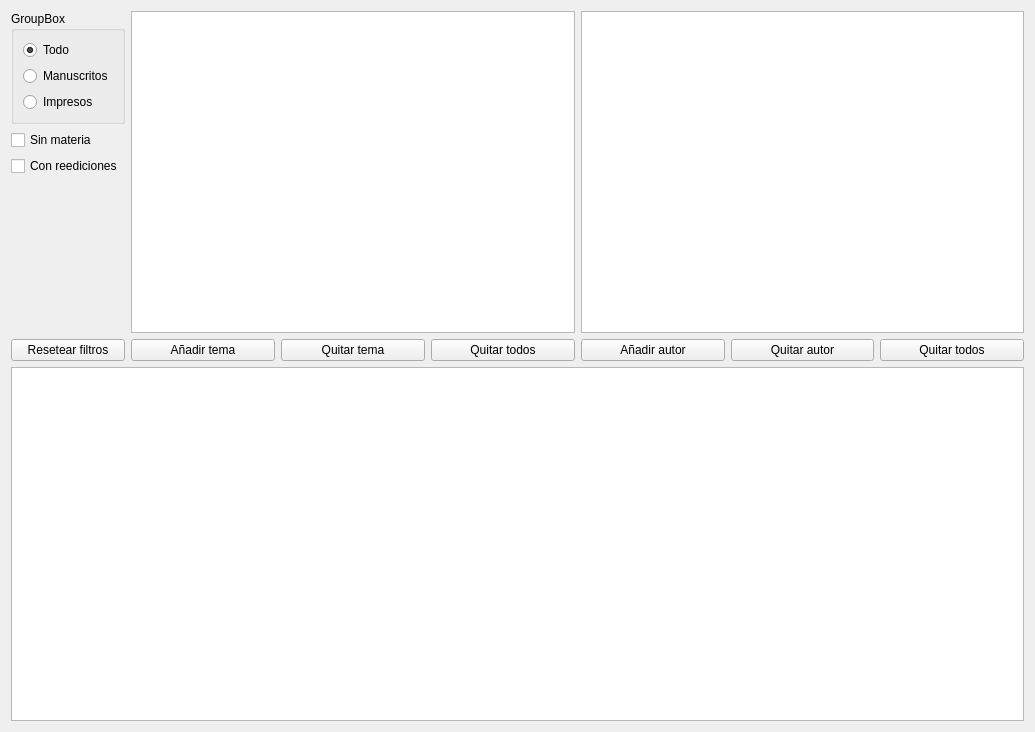
This is gui/dlggestionobras.ui in rogorido/qtpredicadores as Qt 5 draws it before an edit. The edited form follows.
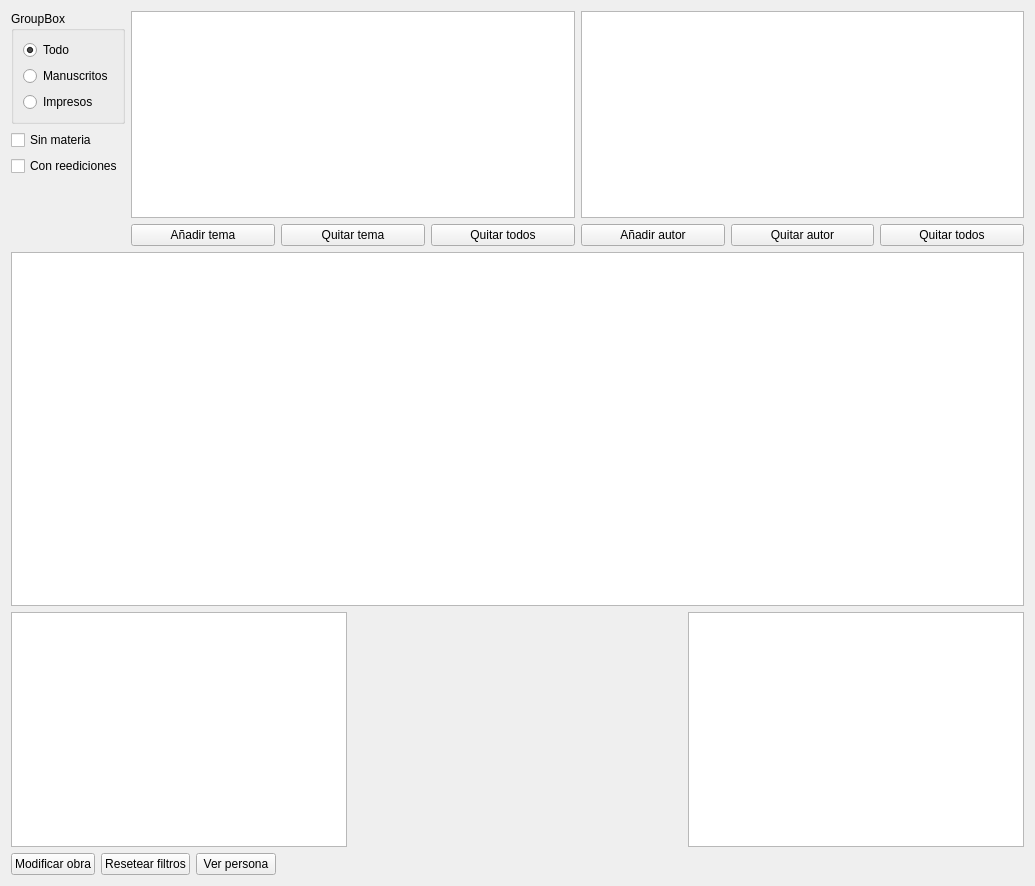
This is the edited form.

Commit message: Ver detalles en dlgGestionObras

Diff of the .ui file:
```diff
--- a/gui/dlggestionobras.ui
+++ b/gui/dlggestionobras.ui
@@ -7,7 +7,7 @@
     <x>0</x>
     <y>0</y>
     <width>1031</width>
-    <height>732</height>
+    <height>886</height>
    </rect>
   </property>
   <property name="windowTitle">
@@ -82,13 +82,6 @@
          </property>
         </spacer>
        </item>
-       <item>
-        <widget class="QPushButton" name="pbResetearFiltros">
-         <property name="text">
-          <string>Resetear filtros</string>
-         </property>
-        </widget>
-       </item>
       </layout>
      </item>
      <item>
@@ -167,6 +160,67 @@
      </property>
     </widget>
    </item>
+   <item>
+    <layout class="QHBoxLayout" name="horizontalLayout_5">
+     <item>
+      <widget class="QTreeView" name="twDetalles"/>
+     </item>
+     <item>
+      <spacer name="horizontalSpacer_2">
+       <property name="orientation">
+        <enum>Qt::Horizontal</enum>
+       </property>
+       <property name="sizeHint" stdset="0">
+        <size>
+         <width>40</width>
+         <height>20</height>
+        </size>
+       </property>
+      </spacer>
+     </item>
+     <item>
+      <widget class="QListView" name="lwMaterias"/>
+     </item>
+    </layout>
+   </item>
+   <item>
+    <layout class="QHBoxLayout" name="horizontalLayout_4">
+     <item>
+      <widget class="QPushButton" name="btModificarObra">
+       <property name="text">
+        <string>Modificar obra</string>
+       </property>
+      </widget>
+     </item>
+     <item>
+      <widget class="QPushButton" name="pbResetearFiltros">
+       <property name="text">
+        <string>Resetear filtros</string>
+       </property>
+      </widget>
+     </item>
+     <item>
+      <widget class="QPushButton" name="btVerPersona">
+       <property name="text">
+        <string>Ver persona</string>
+       </property>
+      </widget>
+     </item>
+     <item>
+      <spacer name="horizontalSpacer">
+       <property name="orientation">
+        <enum>Qt::Horizontal</enum>
+       </property>
+       <property name="sizeHint" stdset="0">
+        <size>
+         <width>40</width>
+         <height>20</height>
+        </size>
+       </property>
+      </spacer>
+     </item>
+    </layout>
+   </item>
   </layout>
  </widget>
  <resources/>
```
The commit also changes 2 other files.
